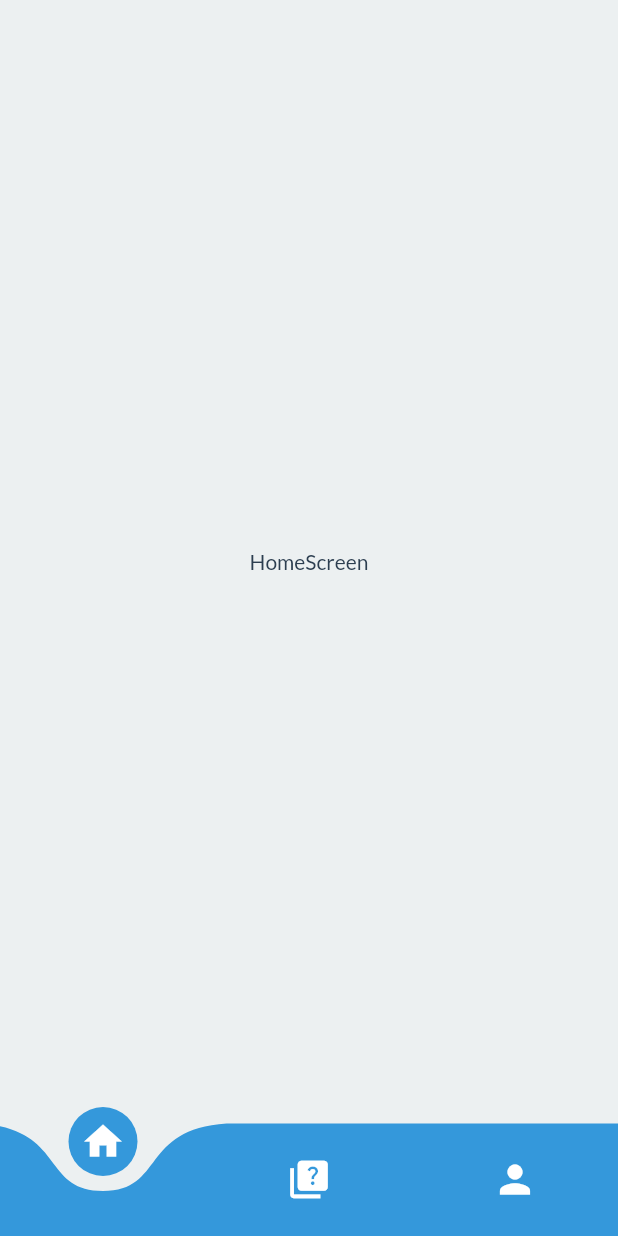
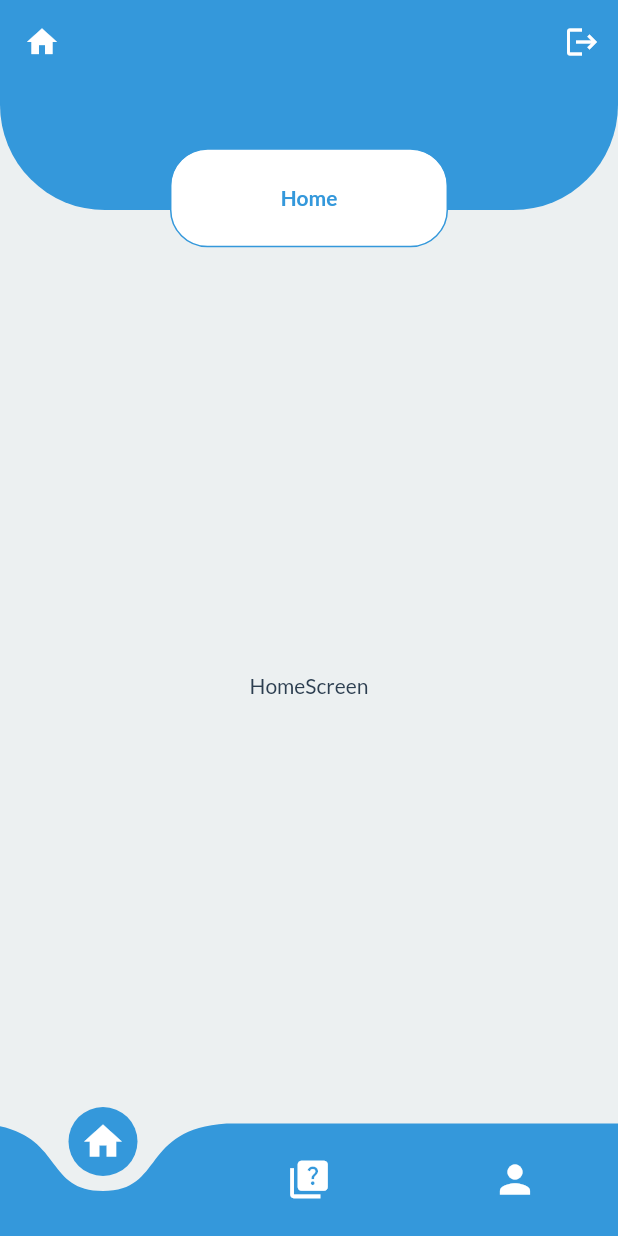
Before and after one commit to CODASL/Quiz_app_fcourse, a Flutter app: the Home screen opened by its route, on a phone screen of 412 x 824 dp. Run offline on Flutter 3.47's test engine with Material 2 defaults, Android fonts, the phone set to English and light mode, and no system bars; drawn by our look-alikes of curved_navigation_bar; our stand-ins replace animated_splash_screen, google_fonts.

Commit message:
custom App bar

```diff
--- /dev/null
+++ b/lib/Models/appbar_model.dart
@@ -0,0 +1,8 @@
+import 'package:flutter/material.dart';
+
+class AppBarModel {
+  IconData icon;
+  String title;
+
+  AppBarModel({required this.icon, required this.title});
+}
--- a/lib/Routers/route.dart
+++ b/lib/Routers/route.dart
@@ -1,11 +1,15 @@
+
+
 import 'package:flutter/material.dart';
 import 'package:quiz_app/Routers/route_names.dart';
 import 'package:quiz_app/Screens/Home/home.dart';
+import 'package:quiz_app/Screens/Login/login.dart';
 import 'package:quiz_app/Screens/Register/register.dart';
 import 'package:quiz_app/Screens/Splash%20Screen/splash_screen.dart';
 
 Map<String, Widget Function(BuildContext)> routes = {
   splashScreen: (context) => const SplashScreen(),
+  login: (context) => const Login(),
   registerPage: (context) => const Register(),
   home: (context) => const Home(),
 };
--- a/lib/Routers/route_names.dart
+++ b/lib/Routers/route_names.dart
@@ -1,3 +1,4 @@
 const String splashScreen = '/';
 const String registerPage = '/register';
 const String home = "/Home";
+const String login = "/login";
--- a/lib/Screens/Home/home.dart
+++ b/lib/Screens/Home/home.dart
@@ -1,9 +1,11 @@
 import 'package:curved_navigation_bar/curved_navigation_bar.dart';
 import 'package:flutter/material.dart';
 import 'package:quiz_app/Constants/colors.dart';
+import 'package:quiz_app/Models/appbar_model.dart';
 import 'package:quiz_app/Screens/HomeScreen/homescreen.dart';
 import 'package:quiz_app/Screens/MyQuizsScreen/my_quizs.dart';
 import 'package:quiz_app/Screens/ProfileScreen/profile.dart';
+import 'package:quiz_app/Widgets/common/Custom%20AppBar/custom_appbar.dart';
 
 class Home extends StatefulWidget {
   const Home({Key? key}) : super(key: key);
@@ -16,22 +18,36 @@ class _HomeState extends State<Home> {
   int currentIndex = 0;
   @override
   Widget build(BuildContext context) {
-    List<Widget> items = const <Widget>[
-      Icon(Icons.home, size: 30, color: kWhite),
-      Icon(Icons.quiz, size: 30, color: kWhite),
-      Icon(Icons.person, size: 30, color: kWhite),
+
+    List<AppBarModel> appbarModels = [
+      AppBarModel(icon: Icons.home, title: "Home"),
+      AppBarModel(icon: Icons.quiz, title: "Quiz"),
+      AppBarModel(icon: Icons.person, title: "Profile"),
     ];
+
     List<Widget> pages = const <Widget>[
       HomeScreen(),
       MyQuizs(),
       ProfileScreen(),
     ];
+
     return Scaffold(
+        appBar: customAppBar(
+          title: appbarModels[currentIndex].title,
+          leadingIcon: appbarModels[currentIndex].icon,
+        ),
         bottomNavigationBar: CurvedNavigationBar(
           index: currentIndex,
           color: primaryColor,
           backgroundColor: scaffoldBackground,
-          items: items,
+          items: List.generate(
+            3,
+            (index) => Icon(
+              appbarModels[index].icon,
+              size: 30,
+              color: kWhite,
+            ),
+          ),
           onTap: (index) {
             setState(() {
               currentIndex = index;
--- a/lib/Screens/Register/register.dart
+++ b/lib/Screens/Register/register.dart
@@ -1,11 +1,8 @@
 import 'package:flutter/material.dart';
-import 'package:provider/provider.dart';
-import 'package:quiz_app/Models/screensize.dart';
-import 'package:quiz_app/Providers/register_widgets.dart';
 import 'package:quiz_app/Widgets/Login/bg.dart';
 import 'package:quiz_app/Widgets/Login/logobox.dart';
-import 'package:quiz_app/Widgets/common/custom_textfield.dart';
-import 'package:scale_button/scale_button.dart';
+import 'package:quiz_app/Widgets/Register/next_button.dart';
+import 'package:quiz_app/Widgets/Register/textfield_stack.dart';
 
 class Register extends StatelessWidget {
   const Register({Key? key}) : super(key: key);
@@ -24,96 +21,3 @@ class Register extends StatelessWidget {
     );
   }
 }
-
-class TextFieldStack extends StatelessWidget {
-  const TextFieldStack({Key? key}) : super(key: key);
-
-  @override
-  Widget build(BuildContext context) {
-    final data = Provider.of<RegisterWidgets>(context, listen: true);
-    return SizedBox(
-      height: ScreenSize.height! * 0.6,
-      //color: kblack,
-      child: Column(
-        mainAxisAlignment: MainAxisAlignment.end,
-        children: [
-          SizedBox(
-              height: ScreenSize.height! * 0.2,
-              // color: Colors.red,
-              child: IndexedStack(
-                index: data.index,
-                alignment: AlignmentDirectional.center,
-                children: [
-                  //0
-                  Padding(
-                    padding: EdgeInsets.symmetric(
-                        horizontal: ScreenSize.width! * 0.1),
-                    child: const CustomTextField(
-                      prefixIcon: Icons.person,
-                      hintText: "Full Name",
-                    ),
-                  ),
-
-                  //1
-                  Padding(
-                    padding: EdgeInsets.symmetric(
-                        horizontal: ScreenSize.width! * 0.1),
-                    child: const CustomTextField(
-                      hintText: "Email Or Phone Number",
-                      prefixIcon: Icons.mail,
-                    ),
-                  ),
-
-                  //2
-                  Padding(
-                    padding: EdgeInsets.symmetric(
-                        horizontal: ScreenSize.width! * 0.1),
-                    child: const CustomTextField(
-                      isPassword: true,
-                      hintText: "Create Password",
-                      prefixIcon: Icons.lock_open,
-                    ),
-                  ),
-
-                  //3
-                  Padding(
-                    padding: EdgeInsets.symmetric(
-                        horizontal: ScreenSize.width! * 0.1),
-                    child: const CustomTextField(
-                      isPassword: true,
-                      hintText: "Confirm Password",
-                      prefixIcon: Icons.lock,
-                    ),
-                  ),
-                ],
-              ))
-        ],
-      ),
-    );
-  }
-}
-
-class NextPageButton extends StatelessWidget {
-  const NextPageButton({Key? key}) : super(key: key);
-
-  @override
-  Widget build(BuildContext context) {
-    return Align(
-      alignment: Alignment.bottomCenter,
-      child: SizedBox(
-          height: ScreenSize.height! * 0.12,
-          child: Center(
-            child: Padding(
-              padding: const EdgeInsets.all(10.0),
-              child: FloatingActionButton.large(
-                  child: const Icon(Icons.arrow_forward),
-                  onPressed: () {
-
-                    Provider.of<RegisterWidgets>(context, listen: false)
-                        .onChange(context);
-                  }),
-            ),
-          )),
-    );
-  }
-}
--- /dev/null
+++ b/lib/Widgets/Register/next_button.dart
@@ -0,0 +1,29 @@
+import 'package:flutter/material.dart';
+import 'package:provider/provider.dart';
+import 'package:quiz_app/Models/screensize.dart';
+import 'package:quiz_app/Providers/register_widgets.dart';
+
+class NextPageButton extends StatelessWidget {
+  const NextPageButton({Key? key}) : super(key: key);
+
+  @override
+  Widget build(BuildContext context) {
+    return Align(
+      alignment: Alignment.bottomCenter,
+      child: SizedBox(
+          height: ScreenSize.height! * 0.12,
+          child: Center(
+            child: Padding(
+              padding: const EdgeInsets.all(10.0),
+              child: FloatingActionButton.large(
+                  child: const Icon(Icons.arrow_forward),
+                  onPressed: () {
+
+                    Provider.of<RegisterWidgets>(context, listen: false)
+                        .onChange(context);
+                  }),
+            ),
+          )),
+    );
+  }
+}
--- /dev/null
+++ b/lib/Widgets/Register/textfield_stack.dart
@@ -0,0 +1,73 @@
+import 'package:flutter/material.dart';
+import 'package:provider/provider.dart';
+import 'package:quiz_app/Models/screensize.dart';
+import 'package:quiz_app/Providers/register_widgets.dart';
+import 'package:quiz_app/Widgets/common/custom_textfield.dart';
+
+class TextFieldStack extends StatelessWidget {
+  const TextFieldStack({Key? key}) : super(key: key);
+
+  @override
+  Widget build(BuildContext context) {
+    final data = Provider.of<RegisterWidgets>(context, listen: true);
+    return SizedBox(
+      height: ScreenSize.height! * 0.6,
+      //color: kblack,
+      child: Column(
+        mainAxisAlignment: MainAxisAlignment.end,
+        children: [
+          SizedBox(
+              height: ScreenSize.height! * 0.2,
+              // color: Colors.red,
+              child: IndexedStack(
+                index: data.index,
+                alignment: AlignmentDirectional.center,
+                children: [
+                  //0
+                  Padding(
+                    padding: EdgeInsets.symmetric(
+                        horizontal: ScreenSize.width! * 0.1),
+                    child: const CustomTextField(
+                      prefixIcon: Icons.person,
+                      hintText: "Full Name",
+                    ),
+                  ),
+
+                  //1
+                  Padding(
+                    padding: EdgeInsets.symmetric(
+                        horizontal: ScreenSize.width! * 0.1),
+                    child: const CustomTextField(
+                      hintText: "Email Or Phone Number",
+                      prefixIcon: Icons.mail,
+                    ),
+                  ),
+
+                  //2
+                  Padding(
+                    padding: EdgeInsets.symmetric(
+                        horizontal: ScreenSize.width! * 0.1),
+                    child: const CustomTextField(
+                      isPassword: true,
+                      hintText: "Create Password",
+                      prefixIcon: Icons.lock_open,
+                    ),
+                  ),
+
+                  //3
+                  Padding(
+                    padding: EdgeInsets.symmetric(
+                        horizontal: ScreenSize.width! * 0.1),
+                    child: const CustomTextField(
+                      isPassword: true,
+                      hintText: "Confirm Password",
+                      prefixIcon: Icons.lock,
+                    ),
+                  ),
+                ],
+              ))
+        ],
+      ),
+    );
+  }
+}
--- /dev/null
+++ b/lib/Widgets/common/Custom AppBar/custom_appbar.dart
@@ -0,0 +1,23 @@
+import 'package:flutter/material.dart';
+import 'package:quiz_app/Models/screensize.dart';
+import 'icon_bar.dart';
+import 'rounded_bg.dart';
+import 'rounded_heading.dart';
+
+PreferredSize customAppBar({required String title, required leadingIcon}) {
+  return PreferredSize(
+      child: Stack(
+        children: [
+          //background curve
+          const RoundedBg(),
+          //heading
+          RoundedHeading(
+            title: title,
+          ),
+          IconBar(
+            leadingIcon: leadingIcon,
+          ),
+        ],
+      ),
+      preferredSize: Size.fromHeight(ScreenSize.height! * 0.2));
+}
--- /dev/null
+++ b/lib/Widgets/common/Custom AppBar/icon_bar.dart
@@ -0,0 +1,24 @@
+import 'package:flutter/material.dart';
+import 'package:quiz_app/Routers/route_names.dart';
+
+class IconBar extends StatelessWidget {
+  final IconData leadingIcon;
+  const IconBar({Key? key, required this.leadingIcon}) : super(key: key);
+
+  @override
+  Widget build(BuildContext context) {
+    return AppBar(
+      elevation: 0,
+      backgroundColor: Colors.transparent,
+      leading: Icon(leadingIcon),
+      actions: [
+        IconButton(
+          onPressed: () {
+            Navigator.popAndPushNamed(context, login);
+          },
+          icon: const Icon(Icons.logout),
+        ),
+      ],
+    );
+  }
+}
--- /dev/null
+++ b/lib/Widgets/common/Custom AppBar/rounded_bg.dart
@@ -0,0 +1,19 @@
+import 'package:flutter/material.dart';
+import 'package:quiz_app/Constants/colors.dart';
+import 'package:quiz_app/Models/screensize.dart';
+
+class RoundedBg extends StatelessWidget {
+  const RoundedBg({Key? key}) : super(key: key);
+
+  @override
+  Widget build(BuildContext context) {
+    return ClipRRect(
+      borderRadius: const BorderRadius.only(
+          bottomLeft: Radius.circular(70), bottomRight: Radius.circular(70)),
+      child: Container(
+        height: ScreenSize.height! * 0.17,
+        color: primaryColor,
+      ),
+    );
+  }
+}
--- /dev/null
+++ b/lib/Widgets/common/Custom AppBar/rounded_heading.dart
@@ -0,0 +1,40 @@
+import 'package:flutter/cupertino.dart';
+import 'package:flutter/material.dart';
+import 'package:quiz_app/Constants/colors.dart';
+import 'package:quiz_app/Models/screensize.dart';
+
+import '../custom_text.dart';
+
+class RoundedHeading extends StatelessWidget {
+  final String title;
+  const RoundedHeading({Key? key, required this.title}) : super(key: key);
+
+  @override
+  Widget build(BuildContext context) {
+    return SizedBox(
+      height: ScreenSize.height! * 0.2,
+      width: ScreenSize.width,
+      //color: Colors.green,
+      child: Column(
+        mainAxisAlignment: MainAxisAlignment.end,
+        children: [
+          Container(
+            child: Center(
+              child: CustomText(
+                text: title,
+                color: primaryColor,
+                fontWeight: FontWeight.bold,
+              ),
+            ),
+            decoration: BoxDecoration(
+                color: kWhite,
+                borderRadius: BorderRadius.circular(25),
+                border: Border.all(color: primaryColor)),
+            width: ScreenSize.width! * 0.45,
+            height: ScreenSize.height! * 0.08,
+          )
+        ],
+      ),
+    );
+  }
+}
```
